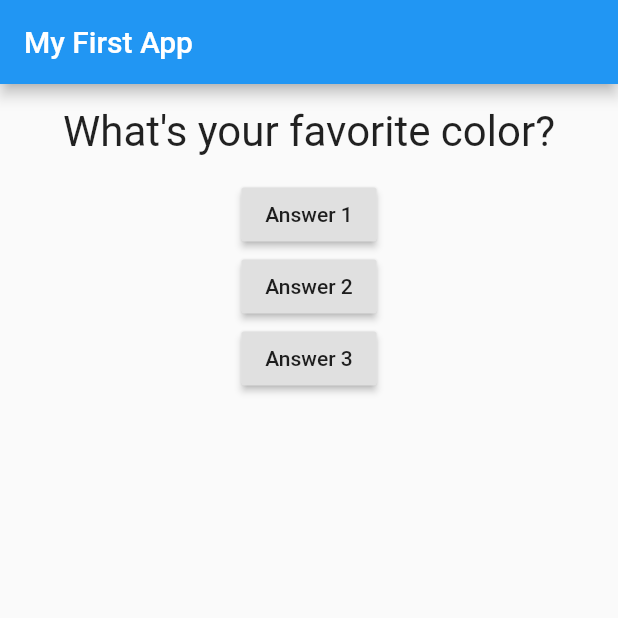
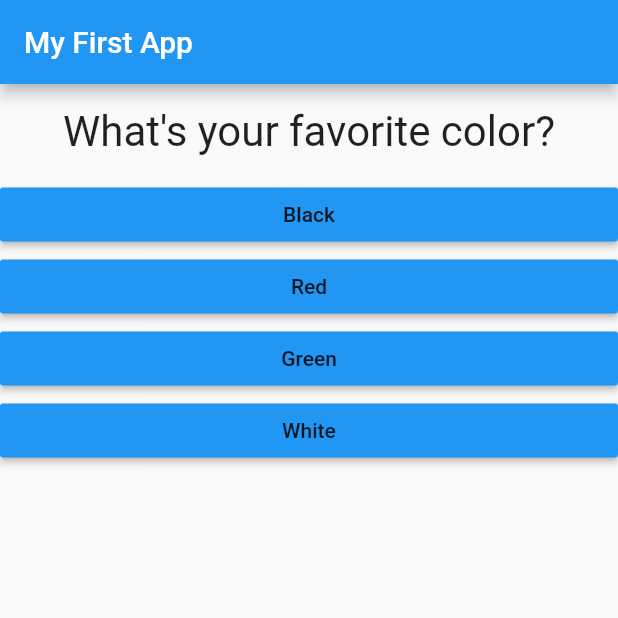
Before and after one commit to xxGus/flutter_course, a Flutter app: the screen it shows after launch, on a phone screen of 412 x 824 dp, the top half of it. Run offline on Flutter 3.47's test engine with Material 2 defaults, Android fonts, the phone set to English and light mode, and no system bars.

Commit message:
dynamic answers

```diff
--- /dev/null
+++ b/flutter_basics/lib/answer.dart
@@ -0,0 +1,18 @@
+import 'package:flutter/material.dart';
+
+class Answer extends StatelessWidget {
+  final Function selectHeldler;
+  final String answerText;
+  Answer(this.selectHeldler, this.answerText);
+
+  @override
+  Widget build(BuildContext context) {
+    return Container(
+        width: double.infinity,
+        child: RaisedButton(
+          color: Colors.blue,
+          child: Text(answerText),
+          onPressed: selectHeldler,
+        ));
+  }
+}
--- a/flutter_basics/lib/main.dart
+++ b/flutter_basics/lib/main.dart
@@ -1,5 +1,7 @@
 import 'package:flutter/material.dart';
+
 import 'package:flutter_basics/question.dart';
+import 'package:flutter_basics/answer.dart';
 
 void main() => runApp(MyApp());
 
@@ -24,8 +26,15 @@ class _MyAppState extends State<MyApp> {
   @override
   Widget build(BuildContext context) {
     var questions = [
-      'What\'s your favorite color?',
-      'What\'s your favorite animal?'
+      {
+        'questionText': 'What\'s your favorite color?',
+        'answer': ['Black', 'Red', 'Green', 'White']
+      },
+
+      {
+        'questionText': 'What\'s your favorite animal?',
+        'answer': ['Rabbit', 'Tiger', 'Lion', 'Snake']
+      },
     ];
 
     return MaterialApp(
@@ -36,20 +45,11 @@ class _MyAppState extends State<MyApp> {
       body: Column(
         children: [
           Question(
-            questions[_questionIndex],
+            questions[_questionIndex]['questionText'],
           ),
-          RaisedButton(
-            child: Text('Answer 1'),
-            onPressed: _answareQuestion,
-          ),
-          RaisedButton(
-            child: Text('Answer 2'),
-            onPressed: _answareQuestion,
-          ),
-          RaisedButton(
-            child: Text('Answer 3'),
-            onPressed: _answareQuestion,
-          )
+          ...(questions[_questionIndex]['answer'] as List<String>).map((answer) {
+            return Answer(_answareQuestion, answer);
+          }).toList()
         ],
       ),
     ));
```
